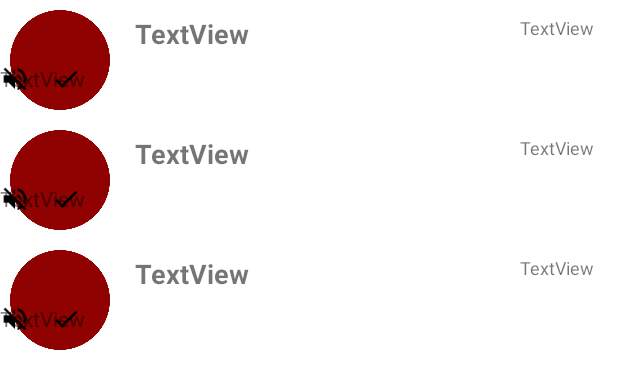
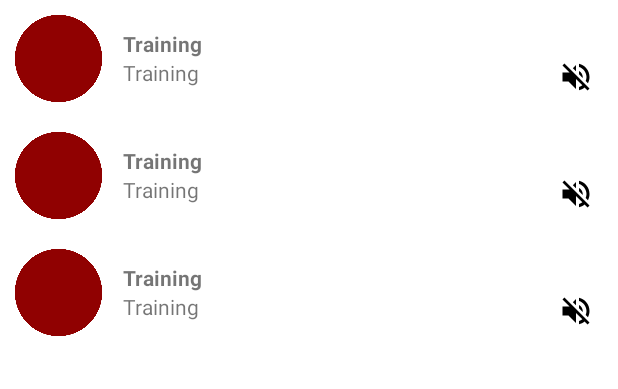
Before and after one commit to calmwalija/Training, an Android app: the layout activity_main.xml on its own in the app's theme, with its tools: preview values and no code run, on a phone screen of 412 x 824 dp. Shown: the top 389 px of the screen. Run offline under Robolectric (Android 15) with nearby library versions, the phone set to English and light mode, and no system bars.

Commit message:
Recyclerview (#7)
* Recyclerview

```diff
--- a/app/build.gradle
+++ b/app/build.gradle
@@ -1,6 +1,7 @@
 plugins {
     id 'com.android.application'
     id 'org.jetbrains.kotlin.android'
+    id 'kotlin-kapt'
 }
 
 android {
--- a/app/src/main/java/org/apphatchery/training/Message.kt
+++ b/app/src/main/java/org/apphatchery/training/domain/model/Message.kt
@@ -1,13 +1,15 @@
-package org.apphatchery.training
+package org.apphatchery.training.domain.model
 
 import androidx.annotation.DrawableRes
+import org.apphatchery.training.R
+import org.apphatchery.training.Status
 
 
 data class Message(
     val username: String,
     val message: String,
     @DrawableRes
-    val avatar: Int = R.drawable.user,
+    val avatar: Int = R.drawable.baseline_check_24,
     val isMuted: Boolean = false,
     val isRead: Status = Status.LOADING,
     val timestamp: Long = System.currentTimeMillis()
--- a/app/src/main/res/layout/activity_main.xml
+++ b/app/src/main/res/layout/activity_main.xml
@@ -17,7 +17,7 @@
             android:layout_width="0dp"
             app:layoutManager="androidx.recyclerview.widget.LinearLayoutManager"
             android:layout_height="0dp"
-            tools:listitem="@layout/activity_main_item_2"
+            tools:listitem="@layout/activity_main_item"
             app:layout_constraintBottom_toBottomOf="parent"
             app:layout_constraintEnd_toEndOf="parent"
             app:layout_constraintStart_toStartOf="parent"
--- a/app/src/main/res/layout/activity_main_item.xml
+++ b/app/src/main/res/layout/activity_main_item.xml
@@ -1,72 +1,77 @@
 <?xml version="1.0" encoding="utf-8"?>
-<layout xmlns:tools="http://schemas.android.com/tools"
+<layout xmlns:android="http://schemas.android.com/apk/res/android"
     xmlns:app="http://schemas.android.com/apk/res-auto"
-    xmlns:android="http://schemas.android.com/apk/res/android">
+    xmlns:tools="http://schemas.android.com/tools">
 
     <data>
+
+        <variable
+            name="message"
+            type="org.apphatchery.training.domain.model.Message" />
 
     </data>
 
     <androidx.constraintlayout.widget.ConstraintLayout
         android:layout_width="match_parent"
-        android:layout_height="wrap_content">
+        android:layout_height="wrap_content"
+        android:padding="4dp">
 
 
         <ImageView
             android:id="@+id/img_profile"
-            android:layout_width="150dp"
-            android:layout_height="150dp"
+            setImage="@{message.avatar}"
+            android:layout_width="70dp"
+            android:layout_height="70dp"
             app:layout_constraintBottom_toBottomOf="parent"
             app:layout_constraintStart_toStartOf="parent"
-            app:srcCompat="@drawable/user" />
+            app:layout_constraintTop_toTopOf="parent"
+            tools:src="@drawable/user" />
 
         <TextView
             android:id="@+id/tv_tiltle"
-            android:layout_width="wrap_content"
+            setText="@{message.username}"
+            android:layout_width="0dp"
             android:layout_height="wrap_content"
-            android:layout_marginTop="16dp"
-            android:text="TextView"
-            android:textSize="30sp"
-            app:layout_constraintEnd_toEndOf="parent"
-            app:layout_constraintHorizontal_bias="0.078"
+            android:layout_marginStart="8dp"
+            android:layout_marginEnd="16dp"
+            android:textStyle="bold"
+            app:layout_constraintBottom_toBottomOf="parent"
+            app:layout_constraintEnd_toStartOf="@+id/tv_timestamp"
             app:layout_constraintStart_toEndOf="@+id/img_profile"
-            app:layout_constraintTop_toTopOf="parent" />
+            app:layout_constraintTop_toTopOf="@+id/img_profile"
+            app:layout_constraintVertical_bias="0.3"
+            tools:text="@string/app_name" />
 
         <TextView
             android:id="@+id/tv_msg_preview"
-            android:layout_width="wrap_content"
+            android:layout_width="0dp"
             android:layout_height="wrap_content"
-            android:layout_marginTop="16dp"
-            android:text="TextView"
-            android:textSize="20sp"
-            app:layout_constraintBottom_toBottomOf="parent"
-            app:layout_constraintEnd_toEndOf="parent"
-            app:layout_constraintHorizontal_bias="0.128"
-            app:layout_constraintStart_toEndOf="@+id/img_profile"
+            android:ellipsize="end"
+            android:maxLines="1"
+            android:text="@{message.message}"
+            app:layout_constraintEnd_toEndOf="@+id/tv_tiltle"
+            app:layout_constraintStart_toStartOf="@+id/tv_tiltle"
             app:layout_constraintTop_toBottomOf="@+id/tv_tiltle"
-            app:layout_constraintVertical_bias="0.117" />
+            tools:text="@string/app_name" />
 
         <TextView
             android:id="@+id/tv_timestamp"
+            timestamp="@{message.timestamp}"
             android:layout_width="wrap_content"
             android:layout_height="wrap_content"
-            android:layout_marginTop="30dp"
-            android:layout_marginBottom="100dp"
-            android:text="TextView"
-            app:layout_constraintBottom_toBottomOf="parent"
+            android:layout_marginEnd="16dp"
+            app:layout_constraintBottom_toBottomOf="@+id/img_mute"
             app:layout_constraintEnd_toEndOf="parent"
-            app:layout_constraintHorizontal_bias="0.585"
-            app:layout_constraintStart_toEndOf="@+id/tv_tiltle"
-            app:layout_constraintTop_toTopOf="parent" />
+            app:layout_constraintTop_toTopOf="parent"
+            app:layout_constraintVertical_bias="0.4" />
 
         <ImageView
             android:id="@+id/img_mute"
+            setVisibility="@{message.isMuted}"
             android:layout_width="wrap_content"
             android:layout_height="wrap_content"
-            android:layout_marginTop="4dp"
             app:layout_constraintEnd_toEndOf="@+id/tv_timestamp"
-            app:layout_constraintHorizontal_bias="0.0"
-            app:layout_constraintStart_toStartOf="@+id/tv_timestamp"
+            app:layout_constraintStart_toEndOf="@+id/tv_tiltle"
             app:layout_constraintTop_toBottomOf="@+id/tv_timestamp"
             app:srcCompat="@drawable/baseline_volume_off_24" />
 
--- a/app/src/main/res/layout/activity_main_item_2.xml
+++ /dev/null
@@ -1,75 +0,0 @@
-<?xml version="1.0" encoding="utf-8"?>
-<layout xmlns:tools="http://schemas.android.com/tools"
-    xmlns:app="http://schemas.android.com/apk/res-auto"
-    xmlns:android="http://schemas.android.com/apk/res/android">
-
-    <data>
-
-    </data>
-
-    <androidx.constraintlayout.widget.ConstraintLayout
-        android:layout_width="match_parent"
-        android:layout_height="wrap_content">
-
-
-        <ImageView
-            android:id="@+id/imageView2"
-            android:layout_width="80dp"
-            android:layout_height="80dp"
-            app:srcCompat="@drawable/user" />
-
-        <TextView
-            android:id="@+id/textView2"
-            android:layout_width="wrap_content"
-            android:layout_height="wrap_content"
-            android:layout_marginStart="10dp"
-            android:layout_marginTop="10dp"
-            android:text="TextView"
-            android:textSize="18sp"
-            android:textStyle="bold"
-            app:layout_constraintStart_toEndOf="@+id/imageView2"
-            app:layout_constraintTop_toTopOf="parent" />
-
-        <TextView
-            android:id="@+id/textView3"
-            android:layout_width="wrap_content"
-            android:layout_height="wrap_content"
-            android:layout_marginTop="8dp"
-            android:text="TextView"
-            app:layout_constraintTop_toBottomOf="@+id/textView2"
-            tools:layout_editor_absoluteX="112dp" />
-
-        <ImageView
-            android:id="@+id/imageView3"
-            android:layout_width="20dp"
-            android:layout_height="20dp"
-            android:layout_marginTop="16dp"
-            app:layout_constraintTop_toBottomOf="@+id/textView4"
-            app:srcCompat="@drawable/baseline_volume_off_24"
-            tools:layout_editor_absoluteX="346dp" />
-
-        <TextView
-            android:id="@+id/textView4"
-            android:layout_width="wrap_content"
-            android:layout_height="wrap_content"
-            android:layout_marginTop="10dp"
-            android:text="TextView"
-            android:textSize="12sp"
-            app:layout_constraintEnd_toEndOf="parent"
-            app:layout_constraintHorizontal_bias="0.921"
-            app:layout_constraintStart_toEndOf="@+id/textView2"
-            app:layout_constraintTop_toTopOf="parent" />
-
-        <ImageView
-            android:id="@+id/imageView4"
-            android:layout_width="20dp"
-            android:layout_height="20dp"
-            android:layout_marginStart="10dp"
-            android:layout_marginTop="8dp"
-            android:layout_marginEnd="2dp"
-            app:layout_constraintEnd_toStartOf="@+id/textView3"
-            app:layout_constraintStart_toEndOf="@+id/imageView2"
-            app:layout_constraintTop_toBottomOf="@+id/textView2"
-            app:srcCompat="@drawable/baseline_check_24" />
-    </androidx.constraintlayout.widget.ConstraintLayout>
-</layout>
```
Also changed, not shown: app/src/main/java/org/apphatchery/training/FakeMessages.kt (+65 -15 lines), app/src/main/java/org/apphatchery/training/ui/MainAdapter.kt (+5 -6 lines), app/src/main/java/org/apphatchery/training/ui/MainBindings.kt (added, +41 -0 lines), app/src/main/res/layout/activity_main_item_3.xml (deleted, +0 -60 lines), app/src/main/res/drawable/hd_wallpaper3135875_1920.jpg (added), app/src/main/res/drawable/hdwallpaper2468874_1920.jpg (added), 3 other files.
